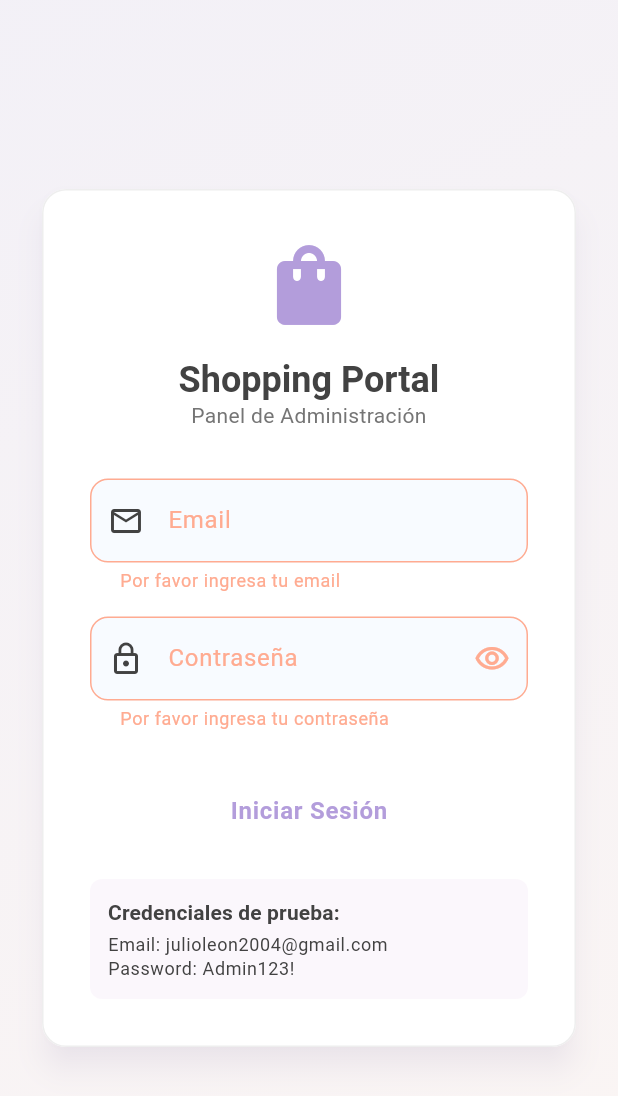
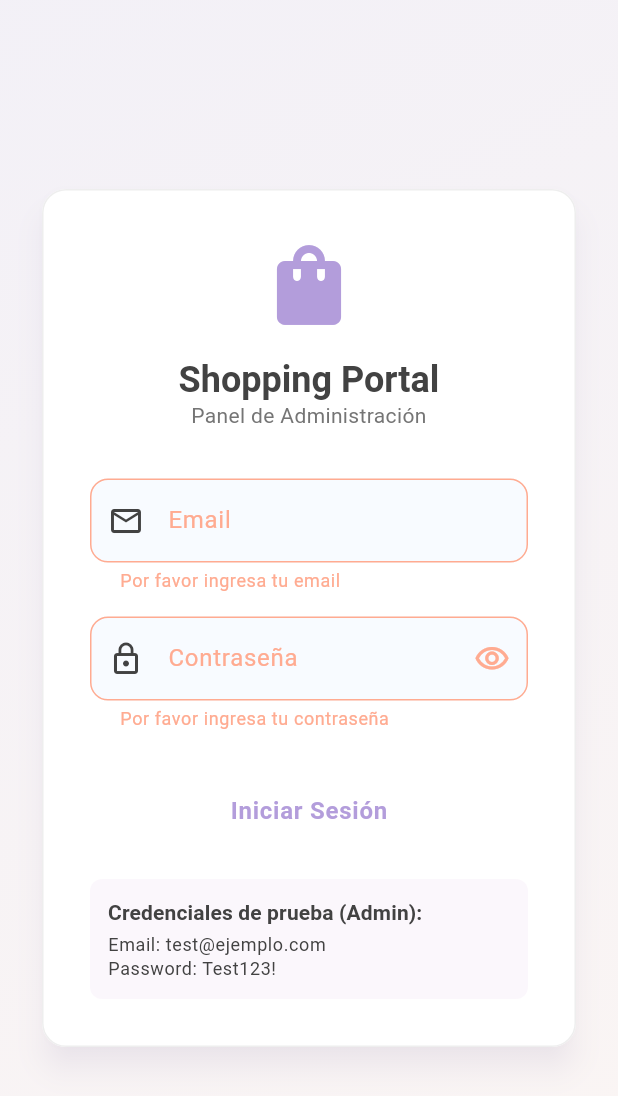
Before and after one commit to cyberfanta/shopping_exercise, a Flutter app: the screen it shows after launch, after a tap on "Iniciar Sesión", on a phone screen of 412 x 824 dp. Shown: the top 1096 px of the screen. Run offline on Flutter 3.47's test engine with Material 3 defaults, Android fonts, the light colour scheme and no system bars; our stand-ins replace flutter_bloc, infinite_scroll_pagination, responsive_framework, shared_preferences; network calls fail.

Commit message:
Feat: Portal administrativo - ajustes finales

```diff
--- a/shopping_exercise_portal/lib/features/auth/presentation/cubit/auth_cubit.dart
+++ b/shopping_exercise_portal/lib/features/auth/presentation/cubit/auth_cubit.dart
@@ -38,7 +38,16 @@ class AuthCubit extends Cubit<AuthState> {
     final auth = await _authService.checkAuth();
 
     if (auth != null) {
-      emit(AuthAuthenticated(user: auth['user'], token: auth['token']));
+      final user = auth['user'] as User;
+
+      // Verificar que el usuario sea admin o superadmin
+      if (user.role != 'admin' && user.role != 'superadmin') {
+        await _authService.logout();
+        emit(AuthUnauthenticated());
+        return;
+      }
+
+      emit(AuthAuthenticated(user: user, token: auth['token']));
     } else {
       emit(AuthUnauthenticated());
     }
@@ -48,7 +57,16 @@ class AuthCubit extends Cubit<AuthState> {
     try {
       emit(AuthLoading());
       final result = await _authService.login(email, password);
-      emit(AuthAuthenticated(user: result['user'], token: result['token']));
+      final user = result['user'] as User;
+
+      // Verificar que el usuario sea admin o superadmin
+      if (user.role != 'admin' && user.role != 'superadmin') {
+        emit(AuthError('Acceso denegado. Se requieren privilegios de administrador.'));
+        emit(AuthUnauthenticated());
+        return;
+      }
+
+      emit(AuthAuthenticated(user: user, token: result['token']));
     } catch (e) {
       emit(AuthError(e.toString().replaceAll('Exception: ', '')));
       emit(AuthUnauthenticated());
--- a/shopping_exercise_portal/lib/features/auth/presentation/pages/login_page.dart
+++ b/shopping_exercise_portal/lib/features/auth/presentation/pages/login_page.dart
@@ -175,16 +175,16 @@ class _LoginPageState extends State<LoginPage> {
                               crossAxisAlignment: CrossAxisAlignment.start,
                               children: [
                                 Text(
-                                  'Credenciales de prueba:',
+                                  'Credenciales de prueba (Admin):',
                                   style: Theme.of(context).textTheme.labelLarge,
                                 ),
                                 const SizedBox(height: 4),
                                 Text(
-                                  'Email: julioleon2004@gmail.com',
+                                  'Email: test@ejemplo.com',
                                   style: Theme.of(context).textTheme.bodySmall,
                                 ),
                                 Text(
-                                  'Password: Admin123!',
+                                  'Password: Test123!',
                                   style: Theme.of(context).textTheme.bodySmall,
                                 ),
                               ],
```
Also changed, not shown: shopping_exercise_portal/lib/features/auth/data/auth_service.dart (+12 -1 lines), shopping_exercise_portal/lib/features/cart/data/admin_cart_service.dart (+0 -8 lines), shopping_exercise_portal/lib/features/cart/presentation/cubit/admin_carts_cubit.dart (+0 -7 lines), shopping_exercise_portal/lib/features/orders/data/order_service.dart (+0 -7 lines), 5 other files.
